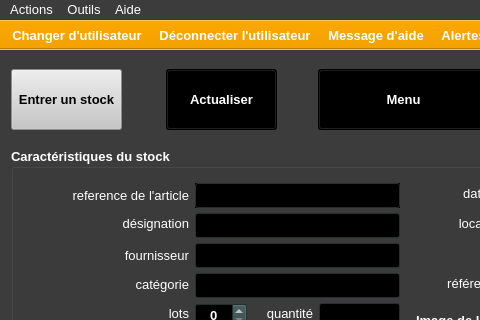
Qt form ui/yeroth-erp-modifier-window.ui (xnoumbissinoundou/yeroth-erp-3.0) before a commit; both pictures show x 0 to 480 and y 0 to 320 of the 800 by 600 pixel window.
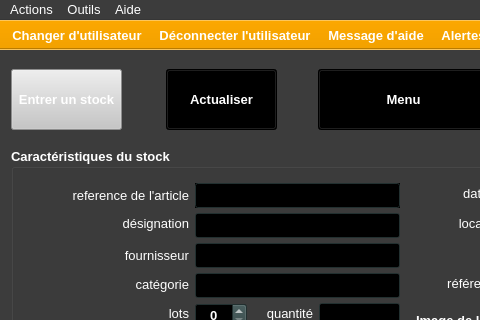
The same form after that commit. Icons and pictures are not drawn. Custom widgets are drawn as their Qt base class.

Commit message: On branch master 	modified:   src/windows/yeroth-erp-modifier-window.cpp 	modified:   src/windows/yeroth-erp-stock-detail-window.cpp 	modified:   src/windows/yeroth-erp-stocks-window.cpp 	modified:   ui/yeroth-erp-main-window.ui 	modified:   ui/yeroth-erp-modifier-window.ui 	modified:   ui/yeroth-erp-stock-detail-window.ui

Patch:
```diff
--- a/ui/yeroth-erp-modifier-window.ui
+++ b/ui/yeroth-erp-modifier-window.ui
@@ -452,9 +452,9 @@
        <colorrole role="WindowText">
         <brush brushstyle="SolidPattern">
          <color alpha="255">
-          <red>0</red>
-          <green>0</green>
-          <blue>0</blue>
+          <red>255</red>
+          <green>255</green>
+          <blue>255</blue>
          </color>
         </brush>
        </colorrole>
@@ -506,9 +506,9 @@
        <colorrole role="Text">
         <brush brushstyle="SolidPattern">
          <color alpha="255">
-          <red>0</red>
-          <green>0</green>
-          <blue>0</blue>
+          <red>255</red>
+          <green>255</green>
+          <blue>255</blue>
          </color>
         </brush>
        </colorrole>
@@ -524,9 +524,9 @@
        <colorrole role="ButtonText">
         <brush brushstyle="SolidPattern">
          <color alpha="255">
-          <red>0</red>
-          <green>0</green>
-          <blue>0</blue>
+          <red>255</red>
+          <green>255</green>
+          <blue>255</blue>
          </color>
         </brush>
        </colorrole>
@@ -589,9 +589,9 @@
        <colorrole role="WindowText">
         <brush brushstyle="SolidPattern">
          <color alpha="255">
-          <red>0</red>
-          <green>0</green>
-          <blue>0</blue>
+          <red>255</red>
+          <green>255</green>
+          <blue>255</blue>
          </color>
         </brush>
        </colorrole>
@@ -643,9 +643,9 @@
        <colorrole role="Text">
         <brush brushstyle="SolidPattern">
          <color alpha="255">
-          <red>0</red>
-          <green>0</green>
-          <blue>0</blue>
+          <red>255</red>
+          <green>255</green>
+          <blue>255</blue>
          </color>
         </brush>
        </colorrole>
@@ -661,9 +661,9 @@
        <colorrole role="ButtonText">
         <brush brushstyle="SolidPattern">
          <color alpha="255">
-          <red>0</red>
-          <green>0</green>
-          <blue>0</blue>
+          <red>255</red>
+          <green>255</green>
+          <blue>255</blue>
          </color>
         </brush>
        </colorrole>
```
The commit also changes 5 other files.
